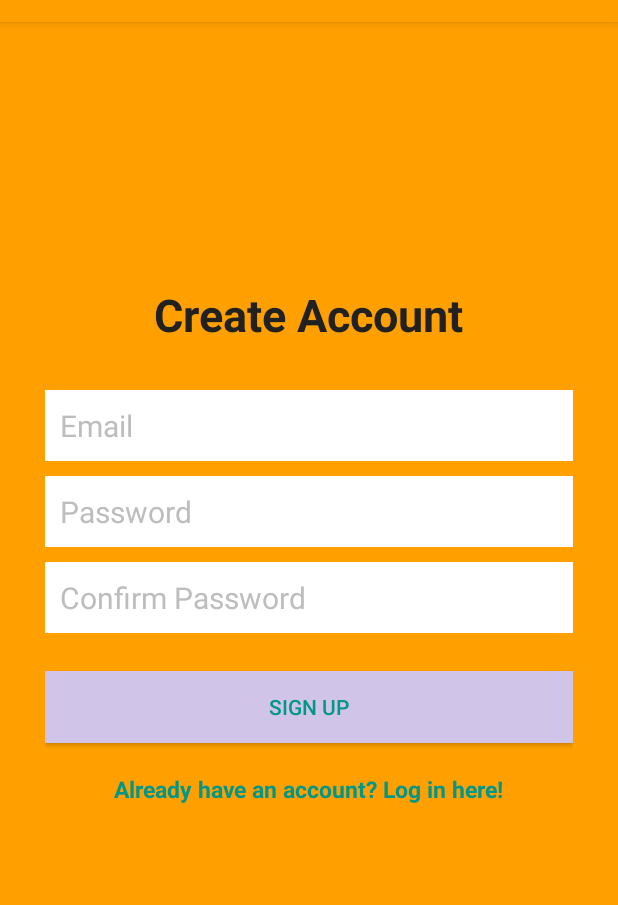
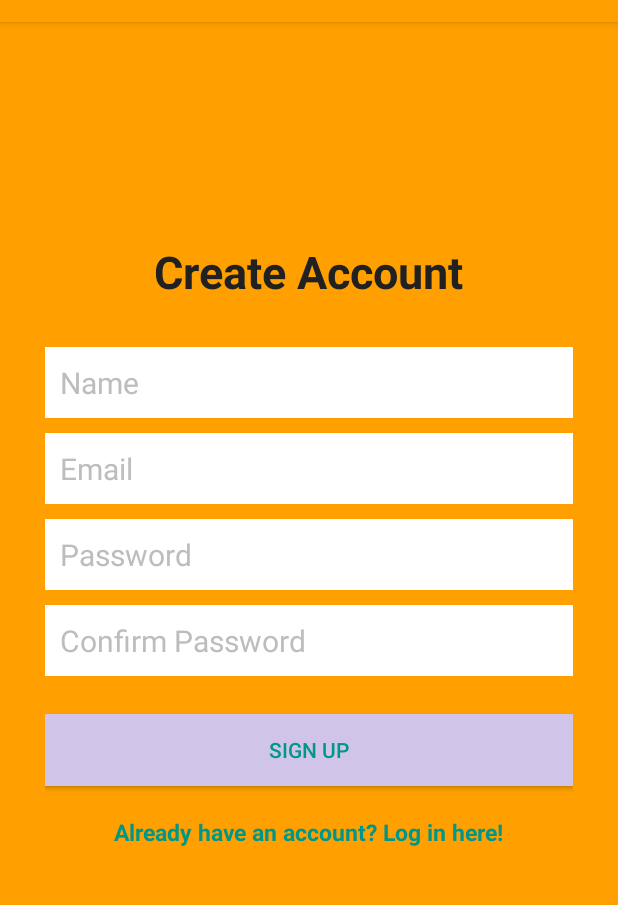
Before and after one commit to bitgrind/Wolftannica, an Android app: the CreateAccountActivity screen opened directly, with no data from a screen before it, after a tap on "SIGN UP", on a phone screen of 412 x 824 dp, the part 62-967 px from its top. Run offline under Robolectric (Android 15) with nearby library versions, the phone set to English and light mode, and no system bars; our stand-ins replace ButterKnife, Firebase (no records; nobody signed in at launch, a user with empty details on screens opened directly).

```diff
--- a/app/src/main/java/com/example/kstedman/mathapplication/ui/CreateAccountActivity.java
+++ b/app/src/main/java/com/example/kstedman/mathapplication/ui/CreateAccountActivity.java
@@ -1,14 +1,20 @@
 package com.example.kstedman.mathapplication.ui;
 
 import android.content.Intent;
+import android.support.annotation.NonNull;
 import android.support.v7.app.AppCompatActivity;
 import android.os.Bundle;
+import android.util.Log;
 import android.view.View;
 import android.widget.Button;
 import android.widget.EditText;
 import android.widget.TextView;
+import android.widget.Toast;
 
 import com.example.kstedman.mathapplication.R;
+import com.google.android.gms.tasks.OnCompleteListener;
+import com.google.android.gms.tasks.Task;
+import com.google.firebase.auth.AuthResult;
 import com.google.firebase.auth.FirebaseAuth;
 
 import butterknife.Bind;
@@ -19,6 +25,7 @@ public class CreateAccountActivity extends AppCompatActivity implements View.OnC
     private FirebaseAuth mAuth;
 
     @Bind(R.id.createUserButton) Button mCreateUserButton;
+    @Bind(R.id.nameEditText) EditText mNameEditText;
     @Bind(R.id.emailEditText) EditText mEmailEditText;
     @Bind(R.id.passwordEditText) EditText mPasswordEditText;
     @Bind(R.id.confirmPasswordEditText) EditText mConfirmPasswordEditText;
@@ -51,6 +58,20 @@ public class CreateAccountActivity extends AppCompatActivity implements View.OnC
     }
 
     public void createNewUser() {
+        final String name = mNameEditText.getText().toString().trim();
         final String email = mEmailEditText.getText().toString().trim();
+        String password = mPasswordEditText.getText().toString().trim();
+        String confirmPassword = mConfirmPasswordEditText.getText().toString().trim();
+
+        mAuth.createUserWithEmailAndPassword(email, password).addOnCompleteListener(this, new OnCompleteListener<AuthResult>() {
+            @Override
+            public void onComplete(@NonNull Task<AuthResult> task) {
+                if(task.isSuccessful()) {
+                    Log.d(TAG, "Auth Successful");
+                } else {
+                    Toast.makeText(CreateAccountActivity.this, "Authentication Failed.", Toast.LENGTH_SHORT).show();
+                }
+            }
+        });
     }
 }
--- a/app/src/main/res/layout/activity_create_account.xml
+++ b/app/src/main/res/layout/activity_create_account.xml
@@ -15,6 +15,20 @@
         android:layout_centerVertical="true"
         android:layout_centerHorizontal="true"
         android:id="@+id/linearLayout">
+
+        <EditText
+            android:id="@+id/nameEditText"
+            android:layout_width="match_parent"
+            android:layout_height="wrap_content"
+            android:background="@android:color/white"
+            android:hint="Name"
+            android:inputType="textPersonName"
+            android:nextFocusDown="@+id/emailEditText"
+            android:padding="10dp"
+            android:layout_marginBottom="10dp"
+            android:textColor="@android:color/black"
+            android:textColorHint="@color/colorDivider"
+            android:textSize="20sp" />
 
         <EditText
             android:id="@+id/emailEditText"
```
Also changed, not shown: app/build.gradle (+10 -3 lines).
